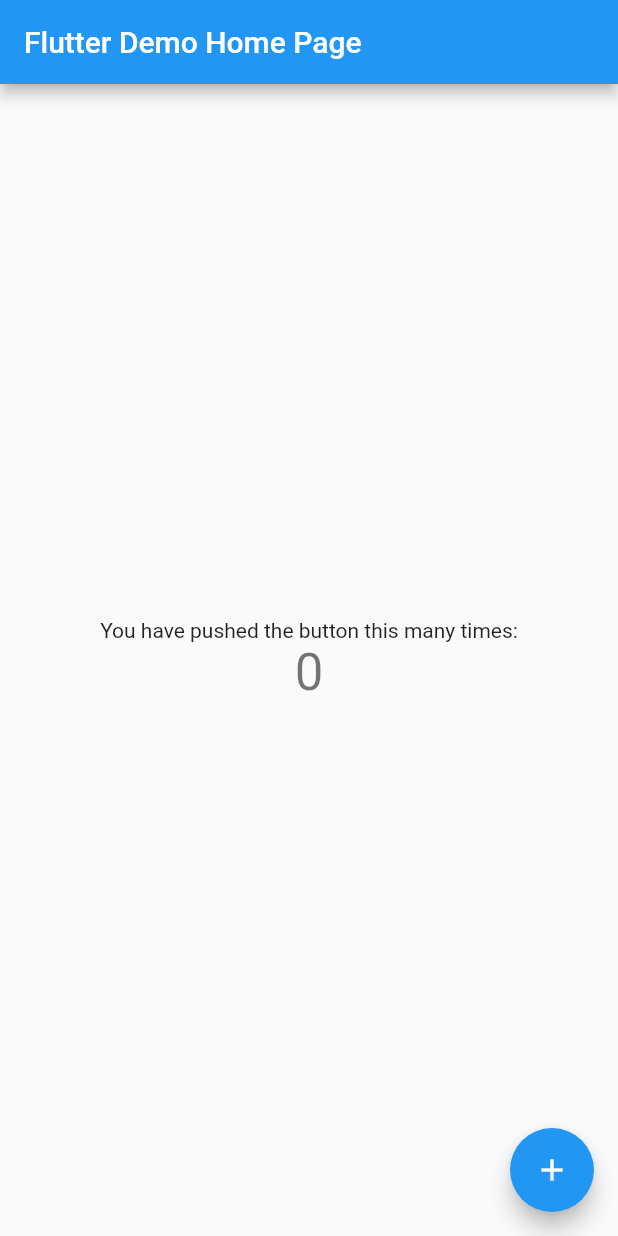
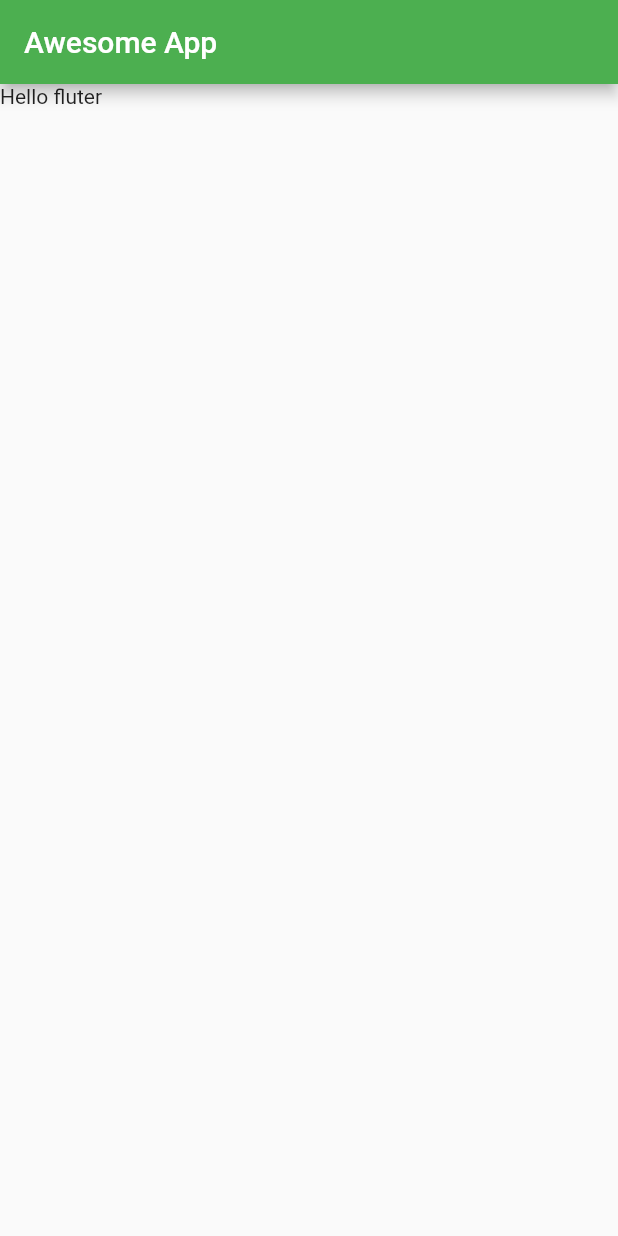
Before and after one commit to rai8/flutter_101, a Flutter app: the screen it shows after launch, on a phone screen of 412 x 824 dp. Run offline on Flutter 3.47's test engine with Material 2 defaults, Android fonts, the phone set to English and light mode, and no system bars.

Commit message:
appBar and Text widgets

```diff
--- a/lib/main.dart
+++ b/lib/main.dart
@@ -1,91 +1,28 @@
 import 'package:flutter/material.dart';
 
 void main() {
-  runApp(MyApp());
+  //runApp takes a Widget app(is low level) /materialApp /cuppertino for ios
+  //everythin in flutter is a widget and a widget is a component
+  runApp(MaterialApp(
+    home: HomePage(),
+    theme: ThemeData(
+      primarySwatch: Colors.green,
+    ),
+  ));
 }
 
-class MyApp extends StatelessWidget {
-  // This widget is the root of your application.
+//stateless widget is soomething that is not supposed to change
+class HomePage extends StatelessWidget {
   @override
   Widget build(BuildContext context) {
-    return MaterialApp(
-      title: 'Flutter Demo',
-      theme: ThemeData(
-        // This is the theme of your application.
+    return Scaffold(
+      appBar: AppBar(
+        title: Text("Awesome App"),
 
-        primarySwatch: Colors.blue,
-        // This makes the visual density adapt to the platform that you run
-
-        visualDensity: VisualDensity.adaptivePlatformDensity,
       ),
-      home: MyHomePage(title: 'Flutter Demo Home Page'),
+      body: Container(
+        child: Text('Hello fluter'),
+      ),
     );
   }
 }
-
-class MyHomePage extends StatefulWidget {
-  MyHomePage({Key key, this.title}) : super(key: key);
-
-
-  final String title;
-
-  @override
-  _MyHomePageState createState() => _MyHomePageState();
-}
-
-class _MyHomePageState extends State<MyHomePage> {
-  int _counter = 0;
-
-  void _incrementCounter() {
-    setState(() {
-
-      _counter++;
-    });
-  }
-
-  @override
-  Widget build(BuildContext context) {
-
-    return Scaffold(
-      appBar: AppBar(
-
-        title: Text(widget.title),
-      ),
-      body: Center(
-        // Center is a layout widget. It takes a single child and positions it
-        // in the middle of the parent.
-        child: Column(
-          // Column is also a layout widget. It takes a list of children and
-          // arranges them vertically. By default, it sizes itself to fit its
-          // children horizontally, and tries to be as tall as its parent.
-          //
-          // Invoke "debug painting" (press "p" in the console, choose the
-          // "Toggle Debug Paint" action from the Flutter Inspector in Android
-          // Studio, or the "Toggle Debug Paint" command in Visual Studio Code)
-          // to see the wireframe for each widget.
-          //
-          // Column has various properties to control how it sizes itself and
-          // how it positions its children. Here we use mainAxisAlignment to
-          // center the children vertically; the main axis here is the vertical
-          // axis because Columns are vertical (the cross axis would be
-          // horizontal).
-          mainAxisAlignment: MainAxisAlignment.center,
-          children: <Widget>[
-            Text(
-              'You have pushed the button this many times:',
-            ),
-            Text(
-              '$_counter',
-              style: Theme.of(context).textTheme.headline4,
-            ),
-          ],
-        ),
-      ),
-      floatingActionButton: FloatingActionButton(
-        onPressed: _incrementCounter,
-        tooltip: 'Increment',
-        child: Icon(Icons.add),
-      ), // This trailing comma makes auto-formatting nicer for build methods.
-    );
-  }
-}
```
